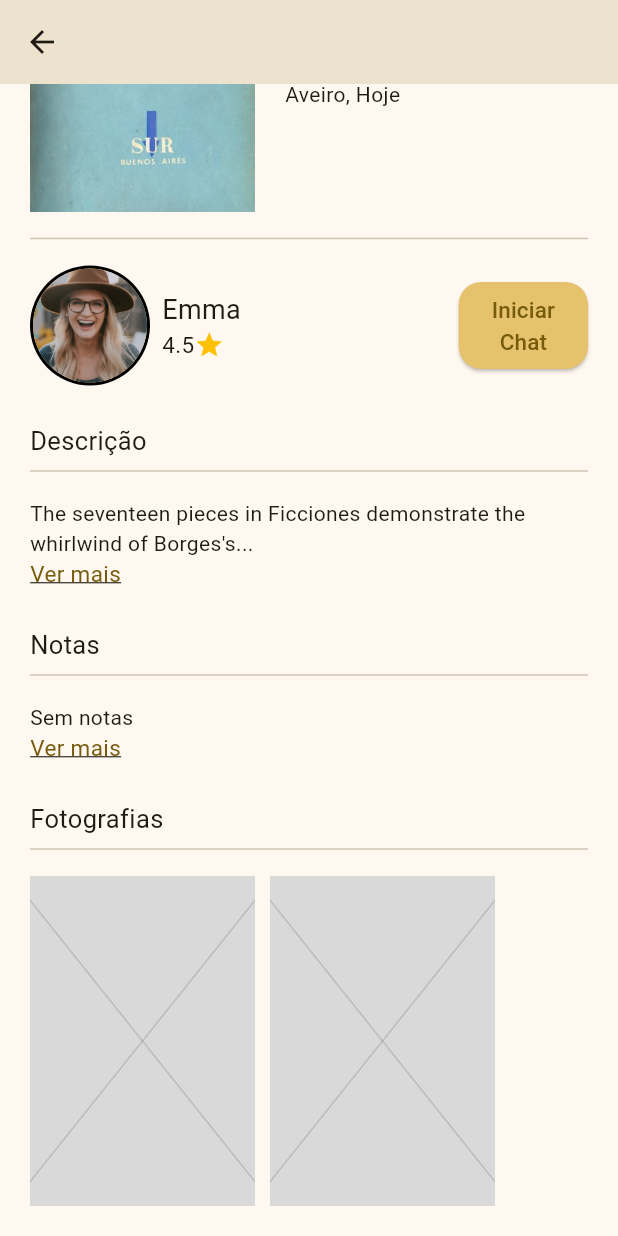
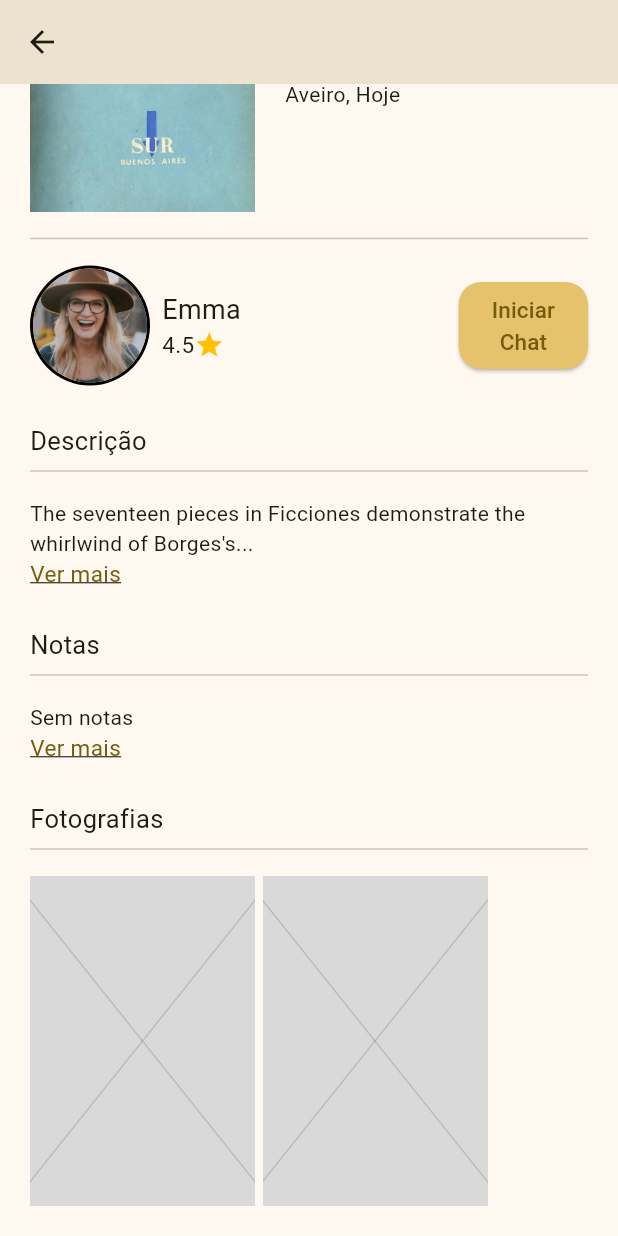
Before and after one commit to goncaloosimoes/ReadCycle, a Flutter app: the BookDetailsScreen screen opened directly with sample values from the repository, scrolled down 145 dp, on a phone screen of 412 x 824 dp. Run offline on Flutter 3.47's test engine with Material 3 defaults, Android fonts, the phone set to English and light mode, and no system bars.

Commit message:
you can better see that photos can be scrolled

```diff
--- a/read_cycle/lib/pages/book_details_screen.dart
+++ b/read_cycle/lib/pages/book_details_screen.dart
@@ -301,7 +301,7 @@ class _BookDetailsScreen extends State<BookDetailsScreen> {
                 itemCount: post.imagePaths.length,
                 itemBuilder: (context, index) {
                   return Container(
-                    padding: EdgeInsets.only(right: 10),
+                    padding: EdgeInsets.only(right: 5),
                     child: GestureDetector(
                       onTap: () {
                       showDialog(
```
